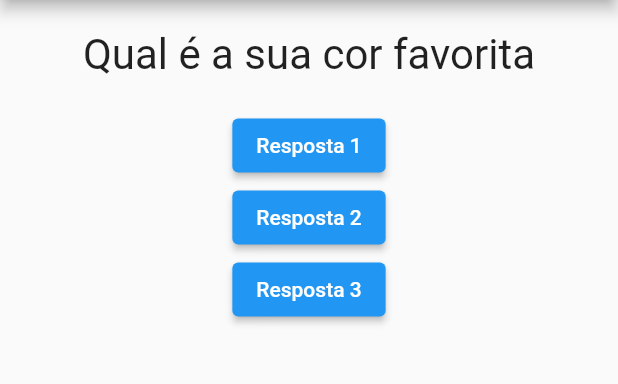
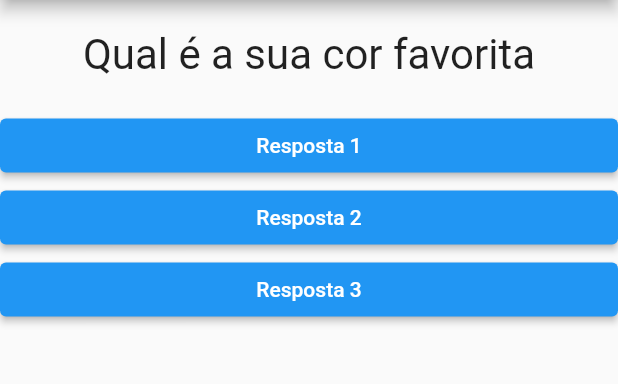
Before and after one commit to willams192/projeto_perguntas, a Flutter app: the screen it shows after launch, on a phone screen of 412 x 824 dp, the part 84-468 px from its top. Run offline on Flutter 3.47's test engine with Material 2 defaults, Android fonts, the phone set to English and light mode, and no system bars.

Commit message:
Alterações:: melhorando o style

```diff
--- a/lib/main.dart
+++ b/lib/main.dart
@@ -1,5 +1,6 @@
 import 'package:flutter/material.dart';
 import './questao.dart';
+import './resposta.dart';
 
 void main() => runApp(const PerguntaApp());
 
@@ -27,18 +28,9 @@ class _PerguntaAppState extends State<PerguntaApp> {
         body: Column(
           children: [
             Questao(perguntas[_perguntaSelecionada]),
-            ElevatedButton(
-              child: Text('Resposta 1'),
-              onPressed: _pressionar,
-            ),
-            ElevatedButton(
-              child: Text('Resposta 2'),
-              onPressed: _pressionar,
-            ),
-            ElevatedButton(
-              child: Text('Resposta 3'),
-              onPressed: _pressionar,
-            ),
+            Resposta('Resposta 1', _pressionar),
+            Resposta('Resposta 2', _pressionar),
+            Resposta('Resposta 3', _pressionar),
           ],
         ),
       ),
--- /dev/null
+++ b/lib/resposta.dart
@@ -0,0 +1,22 @@
+import 'package:flutter/material.dart';
+
+class Resposta extends StatelessWidget {
+  final String resposta;
+
+  final void Function() Selecionado;
+
+  Resposta(this.resposta, this.Selecionado);
+
+  @override
+  Widget build(BuildContext context) {
+    return SizedBox(
+      width: double.infinity,
+      child: ElevatedButton(
+        style: ElevatedButton.styleFrom(
+            backgroundColor: Colors.blue, foregroundColor: Colors.white),
+        child: Text(resposta),
+        onPressed: Selecionado,
+      ),
+    );
+  }
+}
```
